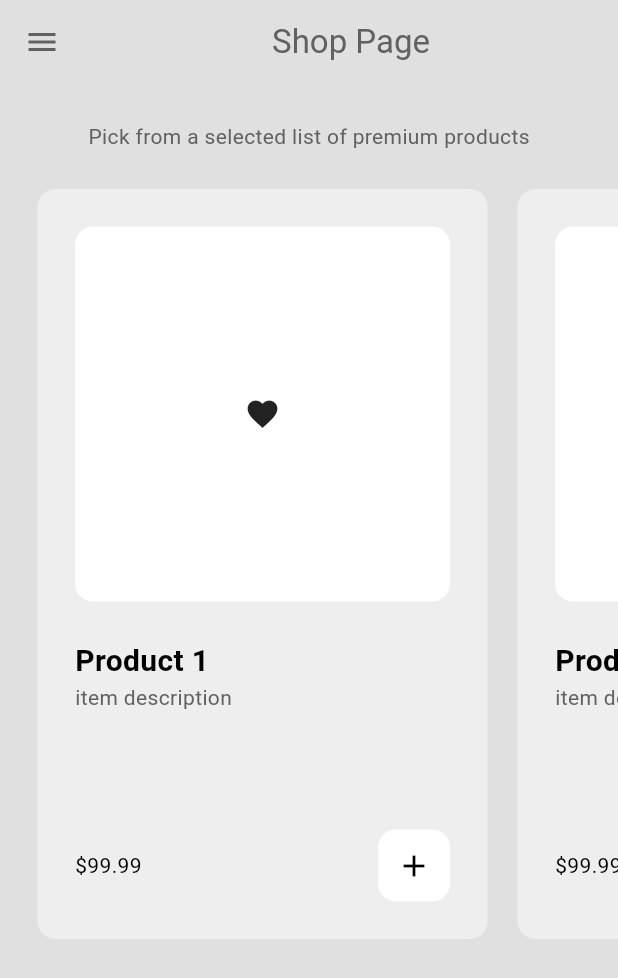
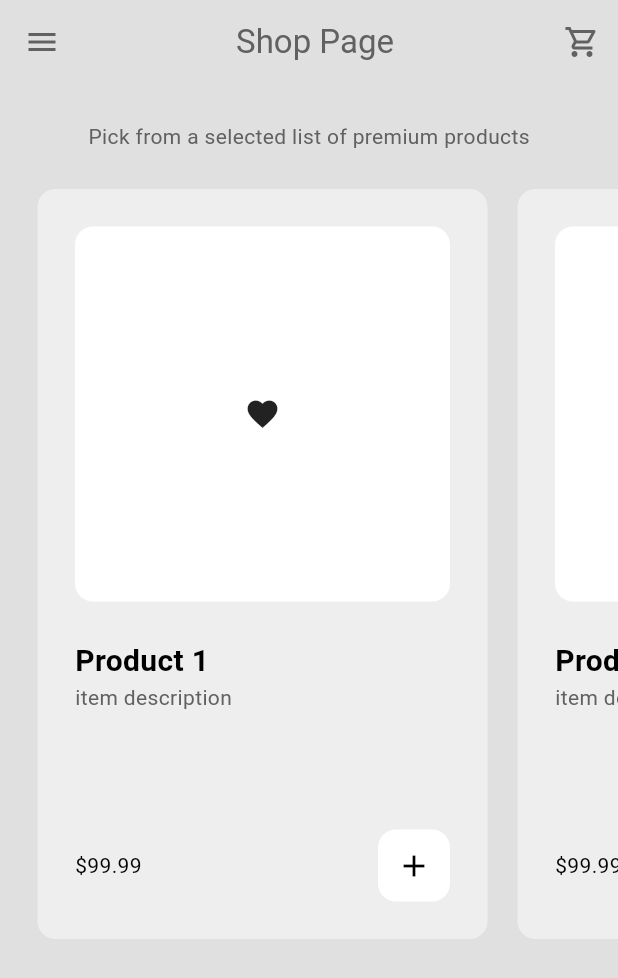
Before and after one commit to Clmokaya/ecommerce_app, a Flutter app: the ShopPage screen opened by its route, on a phone screen of 412 x 824 dp. Shown: the top 978 px of the screen. Run offline on Flutter 3.47's test engine with Material 3 defaults, Android fonts, the phone set to English and light mode, and no system bars.

Commit message:
access cart from the shop page

```diff
--- a/lib/pages/shop_page.dart
+++ b/lib/pages/shop_page.dart
@@ -17,7 +17,15 @@ class ShopPage extends StatelessWidget {
         backgroundColor: Colors.transparent,
         elevation: 0,
         foregroundColor: Theme.of(context).colorScheme.inversePrimary,
-        title: Center(child: Text('Shop Page')),
+        title: Center(
+          child: Text('Shop Page'),
+        ),
+        actions: [
+//go to cart button
+          IconButton(
+              onPressed: () => Navigator.pushNamed(context, '/cart_page'),
+              icon: const Icon(Icons.shopping_cart_outlined))
+        ],
       ),
       drawer: MyDrawer(),
       backgroundColor: Theme.of(context).colorScheme.background,
```
